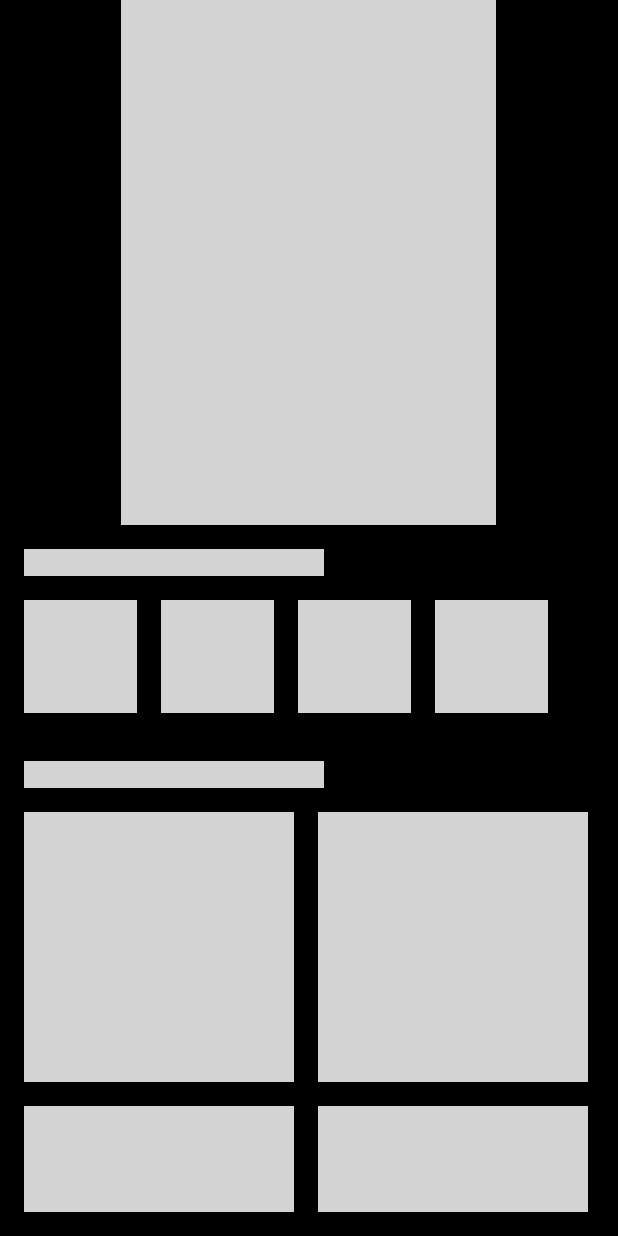
After one commit to SajidEqubal/Kahani, an Android app: the Test screen opened directly, with no data from a screen before it, on a phone screen of 412 x 824 dp. The commit adds this screen. Run offline under Robolectric (Android 15) with nearby library versions, the phone set to English and light mode, and no system bars; our stand-ins replace Shimmer.

Commit message:
Shimmer Effect Added

```diff
--- a/app/src/main/AndroidManifest.xml
+++ b/app/src/main/AndroidManifest.xml
@@ -12,6 +12,9 @@
         android:supportsRtl="true"
         android:theme="@style/Theme.Kahani"
         tools:targetApi="31">
+        <activity
+            android:name=".Test"
+            android:exported="false" />
         <activity
             android:name=".MainActivity"
             android:exported="false" />
--- /dev/null
+++ b/app/src/main/java/com/shadspace/kahani/Test.kt
@@ -0,0 +1,22 @@
+package com.shadspace.kahani
+
+import android.os.Bundle
+import androidx.activity.enableEdgeToEdge
+import androidx.appcompat.app.AppCompatActivity
+import androidx.core.view.ViewCompat
+import androidx.core.view.WindowInsetsCompat
+import com.facebook.shimmer.ShimmerFrameLayout
+
+class Test : AppCompatActivity() {
+
+
+    override fun onCreate(savedInstanceState: Bundle?) {
+        super.onCreate(savedInstanceState)
+        enableEdgeToEdge()
+        setContentView(R.layout.activity_test)
+
+        val shimmerView: ShimmerFrameLayout = findViewById(R.id.simmer_view2)
+        shimmerView.startShimmer()
+
+    }
+}
--- /dev/null
+++ b/app/src/main/res/drawable/dilogue_bg.xml
@@ -0,0 +1,5 @@
+<?xml version="1.0" encoding="utf-8"?>
+<shape xmlns:android="http://schemas.android.com/apk/res/android">
+    <corners  android:radius="15dp"/>
+    <solid android:color="@color/white"></solid>
+</shape>
--- /dev/null
+++ b/app/src/main/res/drawable/ic_close.xml
@@ -0,0 +1,5 @@
+<vector xmlns:android="http://schemas.android.com/apk/res/android" android:height="24dp" android:tint="#0E0E0E" android:viewportHeight="24" android:viewportWidth="24" android:width="24dp">
+
+    <path android:fillColor="@android:color/white" android:pathData="M19,6.41L17.59,5 12,10.59 6.41,5 5,6.41 10.59,12 5,17.59 6.41,19 12,13.41 17.59,19 19,17.59 13.41,12z"/>
+
+</vector>
--- a/app/src/main/res/layout/activity_main.xml
+++ b/app/src/main/res/layout/activity_main.xml
@@ -35,6 +35,7 @@
 
 
         <ImageView
+            android:id="@+id/logo"
             android:layout_width="150dp"
             android:layout_height="150dp"
             android:layout_gravity="center"
--- /dev/null
+++ b/app/src/main/res/layout/activity_test.xml
@@ -0,0 +1,34 @@
+<?xml version="1.0" encoding="utf-8"?>
+<RelativeLayout xmlns:android="http://schemas.android.com/apk/res/android"
+    xmlns:app="http://schemas.android.com/apk/res-auto"
+    xmlns:tools="http://schemas.android.com/tools"
+    android:layout_width="match_parent"
+    android:layout_height="match_parent"
+    android:background="@color/black"
+    tools:context=".Test">
+
+
+    <com.facebook.shimmer.ShimmerFrameLayout
+        android:id="@+id/simmer_view2"
+        android:layout_width="match_parent"
+        android:layout_height="wrap_content"
+        android:gravity="center">
+
+        <include layout="@layout/shimmer_item_home" />
+
+    </com.facebook.shimmer.ShimmerFrameLayout>
+
+
+
+    <LinearLayout
+        android:visibility="gone"
+        android:id="@+id/data_view"
+        android:layout_width="match_parent"
+        android:layout_height="wrap_content"
+        android:gravity="center">
+
+        <include layout="@layout/category_item_recycler_row" />
+
+
+    </LinearLayout>
+</RelativeLayout>
--- a/app/src/main/res/layout/category_item_recycler_row.xml
+++ b/app/src/main/res/layout/category_item_recycler_row.xml
@@ -17,6 +17,7 @@
 
         <ImageView
             android:id="@+id/cover_image_view"
+            android:src="@drawable/logo"
             android:layout_width="60dp"
             android:layout_height="60dp"
             android:scaleType="centerInside" />
--- /dev/null
+++ b/app/src/main/res/layout/shimmer_item_home.xml
@@ -0,0 +1,179 @@
+<?xml version="1.0" encoding="utf-8"?>
+<LinearLayout xmlns:android="http://schemas.android.com/apk/res/android"
+    xmlns:app="http://schemas.android.com/apk/res-auto"
+    xmlns:tools="http://schemas.android.com/tools"
+    android:layout_width="match_parent"
+    android:layout_height="match_parent"
+    android:background="@color/black"
+    android:fillViewport="true"
+    android:orientation="vertical"
+    tools:context=".Home">
+
+
+    <View
+        android:layout_width="250dp"
+        android:layout_height="350dp"
+        android:layout_gravity="center"
+        android:background="@color/shimmer_placeholder"
+        android:paddingStart="80dp"
+        android:paddingEnd="80dp"
+        app:layout_constraintEnd_toEndOf="parent"
+        app:layout_constraintStart_toStartOf="parent"
+        app:layout_constraintTop_toBottomOf="@+id/header" />
+
+    <LinearLayout
+
+        android:layout_width="match_parent"
+        android:layout_height="wrap_content"
+        android:orientation="vertical"
+        android:padding="16dp">
+
+        <View
+            android:layout_width="200dp"
+            android:layout_height="18sp"
+            android:background="@color/shimmer_placeholder" />
+
+        <LinearLayout
+            android:layout_width="match_parent"
+            android:layout_height="wrap_content"
+            android:orientation="horizontal">
+
+            <LinearLayout
+                android:layout_width="wrap_content"
+                android:layout_height="wrap_content"
+                android:layout_marginTop="16dp"
+                android:orientation="vertical">
+
+                <View
+                    android:layout_width="75dp"
+                    android:layout_height="75dp"
+                    android:background="@color/shimmer_placeholder">
+
+
+                </View>
+
+
+            </LinearLayout>
+
+            <LinearLayout
+                android:layout_width="wrap_content"
+                android:layout_height="wrap_content"
+                android:layout_marginLeft="16dp"
+                android:layout_marginTop="16dp"
+                android:orientation="vertical">
+
+                <View
+                    android:layout_width="75dp"
+                    android:layout_height="75dp"
+                    android:background="@color/shimmer_placeholder">
+
+
+                </View>
+
+
+            </LinearLayout>
+
+            <LinearLayout
+                android:layout_width="wrap_content"
+                android:layout_height="wrap_content"
+                android:layout_marginLeft="16dp"
+                android:layout_marginTop="16dp"
+                android:orientation="vertical">
+
+                <View
+                    android:layout_width="75dp"
+                    android:layout_height="75dp"
+                    android:background="@color/shimmer_placeholder">
+
+
+                </View>
+
+
+            </LinearLayout>
+
+            <LinearLayout
+                android:layout_width="wrap_content"
+                android:layout_height="wrap_content"
+                android:layout_marginLeft="16dp"
+                android:layout_marginTop="16dp"
+                android:orientation="vertical">
+
+                <View
+                    android:layout_width="75dp"
+                    android:layout_height="75dp"
+                    android:background="@color/shimmer_placeholder">
+
+
+                </View>
+
+
+            </LinearLayout>
+
+
+        </LinearLayout>
+
+    </LinearLayout>
+
+    <LinearLayout
+
+        android:layout_width="match_parent"
+        android:layout_height="wrap_content"
+        android:orientation="vertical"
+        android:padding="16dp"
+        app:layout_constraintEnd_toEndOf="parent"
+        app:layout_constraintStart_toStartOf="parent"
+        app:layout_constraintTop_toBottomOf="@+id/viewPager2">
+
+        <View
+            android:layout_width="200dp"
+            android:layout_height="18sp"
+            android:background="@color/shimmer_placeholder" />
+
+        <LinearLayout
+            android:layout_width="match_parent"
+            android:layout_height="wrap_content"
+            android:orientation="horizontal">
+
+
+            <View
+                android:layout_width="180dp"
+                android:layout_height="180dp"
+                android:layout_marginTop="16dp"
+                android:background="@color/shimmer_placeholder"/>
+            <View
+                android:layout_width="180dp"
+                android:layout_height="180dp"
+                android:layout_marginLeft="16dp"
+                android:layout_marginTop="16dp"
+                android:background="@color/shimmer_placeholder"/>
+
+
+        </LinearLayout>
+
+
+        <LinearLayout
+            android:layout_width="match_parent"
+            android:layout_height="wrap_content"
+            android:orientation="horizontal">
+
+
+            <View
+                android:layout_width="180dp"
+                android:layout_height="180dp"
+                android:layout_marginTop="16dp"
+                android:background="@color/shimmer_placeholder"/>
+            <View
+                android:layout_width="180dp"
+                android:layout_height="180dp"
+                android:layout_marginLeft="16dp"
+                android:layout_marginTop="16dp"
+                android:background="@color/shimmer_placeholder"/>
+
+
+        </LinearLayout>
+
+
+
+    </LinearLayout>
+
+</LinearLayout>
```
Also changed, not shown: app/src/main/java/com/shadspace/kahani/Home.kt (+28 -7 lines), app/src/main/java/com/shadspace/kahani/MainActivity.kt (+53 -0 lines), app/src/main/res/layout/activity_home.xml (+20 -3 lines), app/src/main/res/layout/dialog_login.xml (added, +88 -0 lines).
